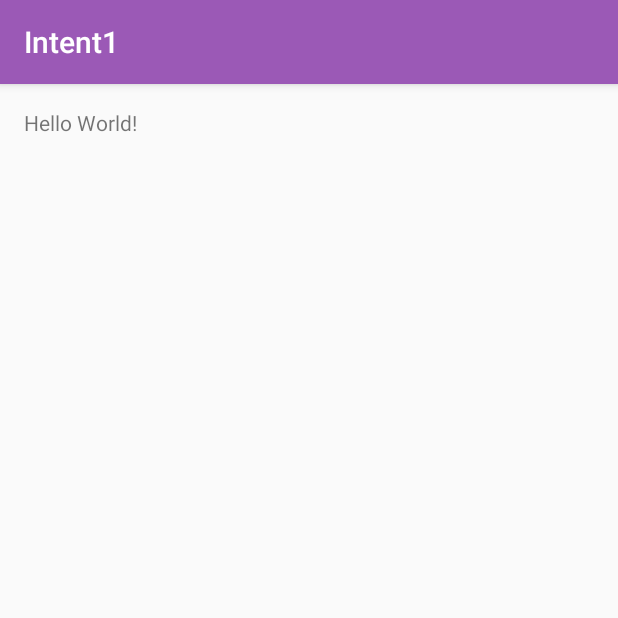
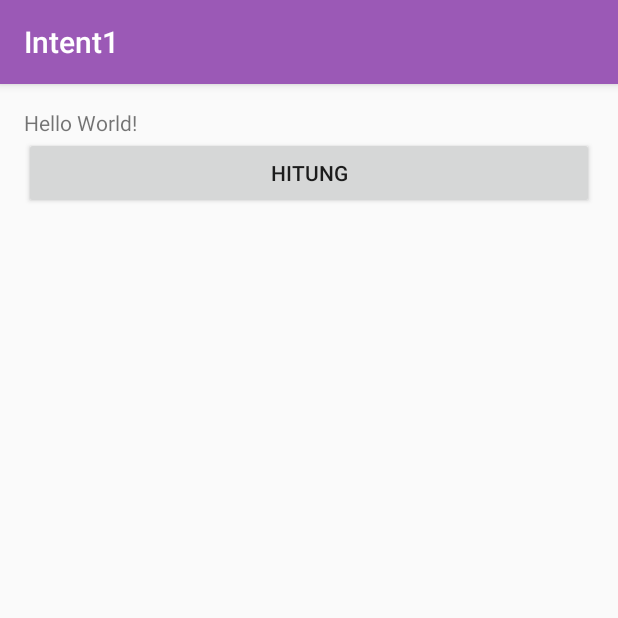
Before and after one commit to rehanarroihan/Intent1, an Android app: the screen it shows after launch (MainActivity), on a phone screen of 412 x 824 dp, the top half of it. Run offline under Robolectric (Android 15) with nearby library versions, the phone set to English and light mode, and no system bars.

Commit message:
startActivity Part 1

```diff
--- a/app/src/main/AndroidManifest.xml
+++ b/app/src/main/AndroidManifest.xml
@@ -15,6 +15,7 @@
                 <category android:name="android.intent.category.LAUNCHER" />
             </intent-filter>
         </activity>
+        <activity android:name=".HasilActivity"></activity>
     </application>
 
 </manifest>
--- a/app/src/main/java/id/sch/smktelkom_mlg/learn/intent1/MainActivity.java
+++ b/app/src/main/java/id/sch/smktelkom_mlg/learn/intent1/MainActivity.java
@@ -1,13 +1,23 @@
 package id.sch.smktelkom_mlg.learn.intent1;
 
+import android.content.Intent;
 import android.os.Bundle;
 import android.support.v7.app.AppCompatActivity;
+import android.view.View;
 
 public class MainActivity extends AppCompatActivity {
+
 
     @Override
     protected void onCreate(Bundle savedInstanceState) {
         super.onCreate(savedInstanceState);
         setContentView(R.layout.activity_main);
+
+        findViewById(R.id.buttonHitung).setOnClickListener(new View.OnClickListener() {
+            @Override
+            public void onClick(View view) {
+                startActivity(new Intent(MainActivity.this, HasilActivity.class));
+            }
+        });
     }
 }
--- a/app/src/main/res/layout/activity_main.xml
+++ b/app/src/main/res/layout/activity_main.xml
@@ -3,6 +3,7 @@
     xmlns:tools="http://schemas.android.com/tools"
     android:layout_width="match_parent"
     android:layout_height="match_parent"
+    android:orientation="vertical"
     android:paddingBottom="@dimen/activity_vertical_margin"
     android:paddingLeft="@dimen/activity_horizontal_margin"
     android:paddingRight="@dimen/activity_horizontal_margin"
@@ -13,4 +14,10 @@
         android:layout_width="wrap_content"
         android:layout_height="wrap_content"
         android:text="Hello World!" />
+
+    <Button
+        android:id="@+id/buttonHitung"
+        android:layout_width="match_parent"
+        android:layout_height="wrap_content"
+        android:text="Hitung" />
 </LinearLayout>
```
Also changed, not shown: app/src/main/java/id/sch/smktelkom_mlg/learn/intent1/HasilActivity.java (added, +13 -0 lines), app/src/main/res/layout/activity_hasil.xml (added, +12 -0 lines).
